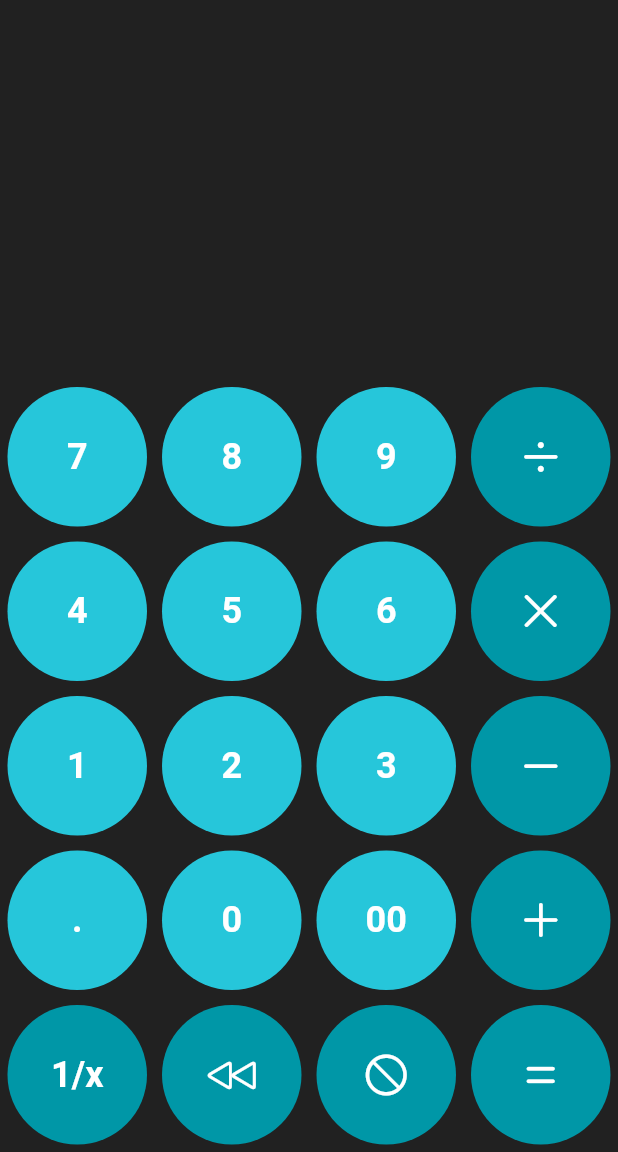
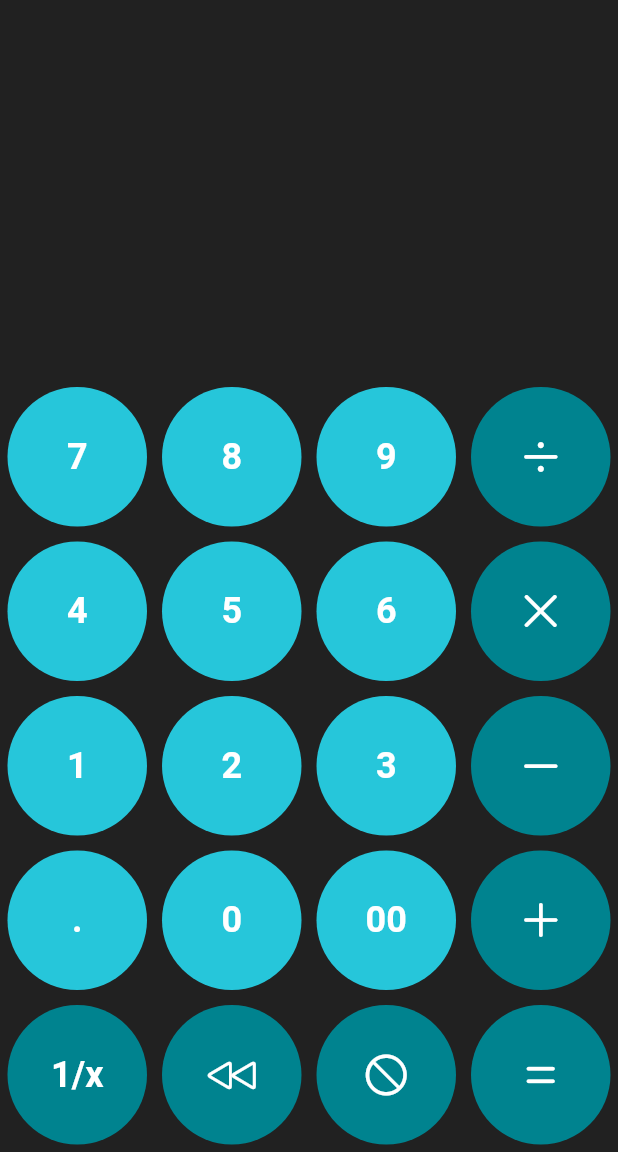
Before and after one commit to uthoffcyra/flutter-calculator, a Flutter app: the screen it shows after launch, on a phone screen of 412 x 824 dp, the part 84-1236 px from its top. Run offline on Flutter 3.47's test engine with Material 3 defaults, Android fonts, the phone set to English and light mode, and no system bars; missing offline and left inert: expressions.

Commit message:
Darken Colors

```diff
--- a/lib/main.dart
+++ b/lib/main.dart
@@ -90,7 +90,7 @@ class _HomeState extends State<Home> {
           child: FilledButton(
             style: FilledButton.styleFrom(
               foregroundColor: Colors.white,
-              backgroundColor: Colors.cyan[darken == null ? 400 : 700],
+              backgroundColor: Colors.cyan[darken == null ? 400 : 800],
             ),
             child: label,
             onPressed: () => buttonPressed(buttonText),
```
